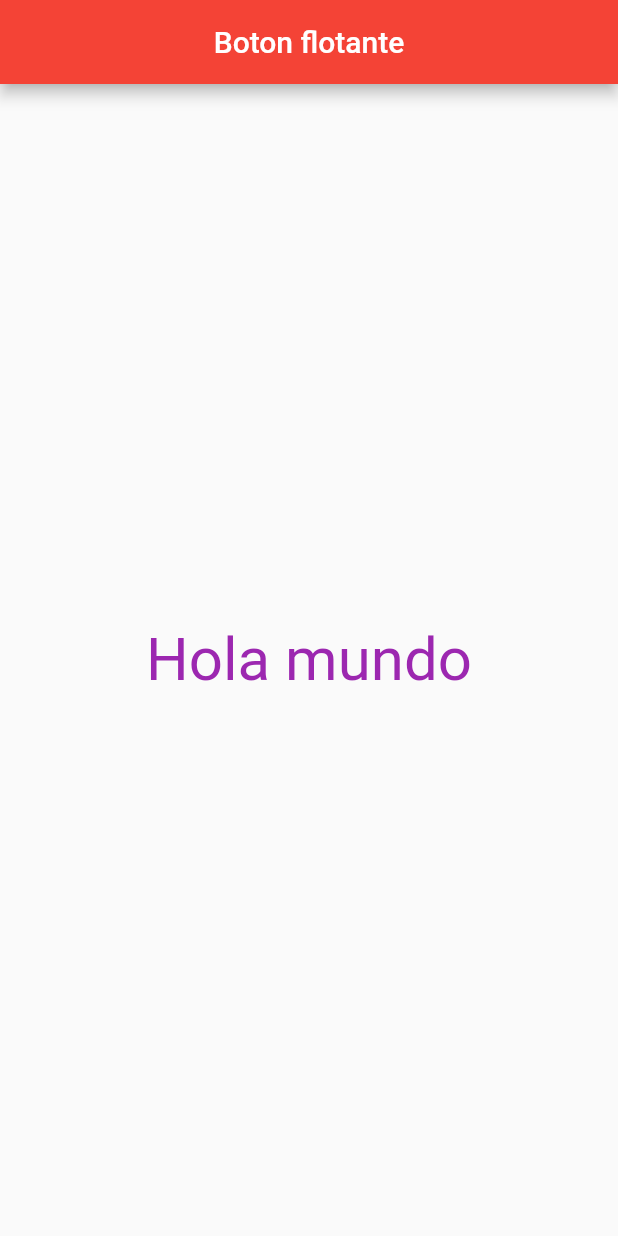
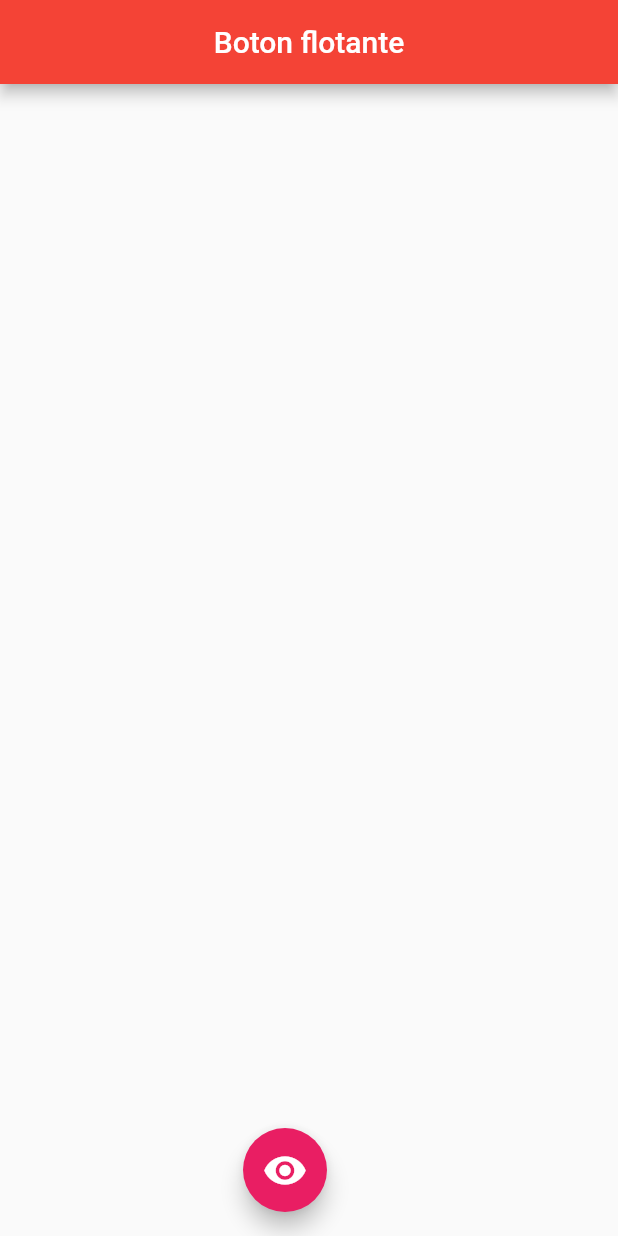
Before and after one commit to RicardoRdzPonce/avsad, a Flutter app: the screen it shows after launch, on a phone screen of 412 x 824 dp. Run offline on Flutter 3.47's test engine with Material 2 defaults, Android fonts, the phone set to English and light mode, and no system bars.

```diff
--- a/lib/Screens/Boton_Flotante_screen.dart
+++ b/lib/Screens/Boton_Flotante_screen.dart
@@ -2,6 +2,7 @@ import 'package:flutter/material.dart';
 
 class Boton_flotante extends StatelessWidget {
   Boton_flotante({Key? key}) : super(key: key);
+  String txt="";
   @override
   Widget build(BuildContext context) {
     return Scaffold(
@@ -10,9 +11,22 @@ class Boton_flotante extends StatelessWidget {
           child: Column(
         mainAxisAlignment: MainAxisAlignment.center,
         children: [
-          Text("Hola mundo"),
+          Text(txt),
         ],
-      )),
+      )
+    ),
+    floatingActionButton: Row(
+     mainAxisAlignment: MainAxisAlignment.spaceEvenly,
+      children: [
+        FloatingActionButton(
+          onPressed:() => setState(()=> txt = "Hola mundo"),
+          child: Icon(
+            Icons.visibility,
+            size:30
+          )
+          ),
+      ],
+    ),
     );
   }
 }
```
Also changed, not shown: lib/main.dart (+9 -1 lines), 1 other file.
